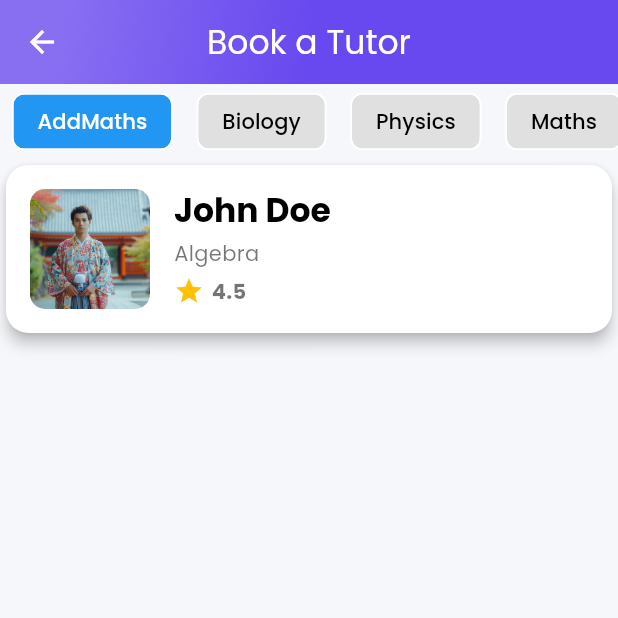
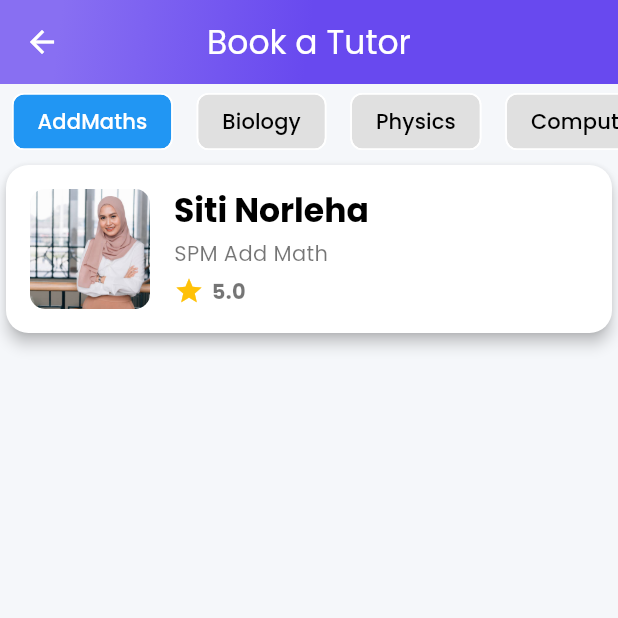
Before and after one commit to zw-weng/EduConnect-Xcode, a Flutter app: the BookTutorScreen screen opened directly, on a phone screen of 412 x 824 dp, the top half of it. Run offline on Flutter 3.47's test engine with Material 3 defaults, Android fonts, the phone set to English and light mode, and no system bars; our stand-ins replace carousel_slider, dio, firebase_core, google_nav_bar, table_calendar, youtube_player_flutter; missing offline and left inert: external_path, flutter_file_dialog, pdfx, youtube_explode_dart; accounts and stored records are empty.

Commit message:
1st final version

```diff
--- a/lib/screens/book_tutor_screen.dart
+++ b/lib/screens/book_tutor_screen.dart
@@ -19,6 +19,7 @@ class _BookTutorScreenState extends State<BookTutorScreen> {
     'AddMaths',
     'Biology',
     'Physics',
+    'Computer Science',
     'Maths',
     'Science',
     'History',
@@ -30,57 +31,57 @@ class _BookTutorScreenState extends State<BookTutorScreen> {
   final List<List<Tutor>> tutorsBySubject = [
     [
       Tutor(
-        name: 'John Doe',
+        name: 'Siti Norleha',
         subject: 'AddMaths',
-        rating: 4.5,
+        rating: 5.0,
         description: 'Experienced math tutor with 10 years of teaching experience.',
-        imageUrl: 'assets/images/jotaro.png',
-        course: 'Algebra',
+        imageUrl: 'assets/images/siti.jpg',
+        course: 'SPM Add Math',
         availableSessions: [
           Session(
-            tutorName: 'John Doe',
-            subject: 'AddMaths',
-            date: '2023-10-01',
-            startTime: '10:00 AM',
-            endTime: '11:00 AM',
+            tutorName: 'Siti Norleha',
+            subject: 'Calculus II',
+            date: '2024-11-10',
+            startTime: '8:30 PM',
+            endTime: '10:00 PM',
           ),
         ],
       ),
     ],
     [
       Tutor(
-        name: 'Jane Smith',
+        name: 'Suzana Li',
         subject: 'Biology',
-        rating: 4.7,
+        rating: 4.8,
         description: 'Passionate science tutor with a focus on practical learning.',
-        imageUrl: 'assets/images/siti.jpg',
-        course: 'Biology',
+        imageUrl: 'assets/images/suzana.jpg',
+        course: 'SPM Biology',
         availableSessions: [
           Session(
-            tutorName: 'Jane Smith',
-            subject: 'Biology',
-            date: '2023-10-02',
-            startTime: '02:00 PM',
-            endTime: '03:00 PM',
+            tutorName: 'Suzana Li',
+            subject: 'Microbiology',
+            date: '2024-11-07',
+            startTime: '06:00 PM',
+            endTime: '08:00 PM',
           ),
         ],
       ),
     ],
     [
       Tutor(
-        name: 'Alice Johnson',
+        name: 'Jotaro Kujo',
         subject: 'Physics',
-        rating: 4.6,
+        rating: 4.8,
         description: 'Expert in physics with a focus on conceptual understanding.',
-        imageUrl: 'assets/images/suzana.jpg',
-        course: 'Physics',
+        imageUrl: 'assets/images/jotaro.png',
+        course: 'SPTM Physics',
         availableSessions: [
           Session(
-            tutorName: 'Alice Johnson',
-            subject: 'Physics',
-            date: '2023-10-03',
-            startTime: '03:00 PM',
-            endTime: '04:00 PM',
+            tutorName: 'Jotaro Kujo',
+            subject: 'Force and Motion',
+            date: '2024-11-08',
+            startTime: '08:00 PM',
+            endTime: '10:00 PM',
           ),
         ],
       ),
--- a/lib/screens/home_screen.dart
+++ b/lib/screens/home_screen.dart
@@ -26,7 +26,7 @@ class _HomeScreenState extends State<HomeScreen> {
       imageUrl: 'assets/images/jotaro.png',
       course: 'STPM Physics',
       subject: 'Physics',
-      description: 'Experienced Physics tutor',
+      description: 'Expert in physics with a focus on conceptual understanding.',
       availableSessions: [
         Session(
           tutorName: 'Jotaro Kujo',
@@ -43,12 +43,12 @@ class _HomeScreenState extends State<HomeScreen> {
       imageUrl: 'assets/images/siti.jpg',
       course: 'SPM Add Math',
       subject: 'Add Math',
-      description: 'Expert in Additional Mathematics',
+      description: 'Experienced math tutor with 10 years of teaching experience.',
       availableSessions: [
         Session(
           tutorName: 'Siti Norleha',
           subject: 'Calculus II',
-          date: '2024-10-29',
+          date: '2024-11-10',
           startTime: '08:30 PM',
           endTime: '10:00 PM',
         ),
--- a/lib/screens/resources_screen.dart
+++ b/lib/screens/resources_screen.dart
@@ -16,11 +16,11 @@ class _ResourcesScreenState extends State<ResourcesScreen> {
   final List<Course> courses = [
     Course(name: "Add Maths", iconPath: "assets/icons/addmath.png"),
     Course(name: "Biology", iconPath: "assets/icons/bio.png"),
-    Course(name: "Computer Science", iconPath: "assets/icons/comp.png"),
+    Course(name: "Computing", iconPath: "assets/icons/comp.png"),
     Course(name: "Chemistry", iconPath: "assets/icons/chemi.png"),
     Course(name: "Physics", iconPath: "assets/icons/phy.png"),
     Course(name: "English", iconPath: "assets/icons/eng.png"),
-    Course(name: "Malay Language", iconPath: "assets/icons/malay.png"),
+    Course(name: "Malay", iconPath: "assets/icons/malay.png"),
     Course(name: "History", iconPath: "assets/icons/hist.png"),
     Course(name: "Accounting", iconPath: "assets/icons/acc.png"),
     Course(name: "Arts", iconPath: "assets/icons/arts.png"),
```
